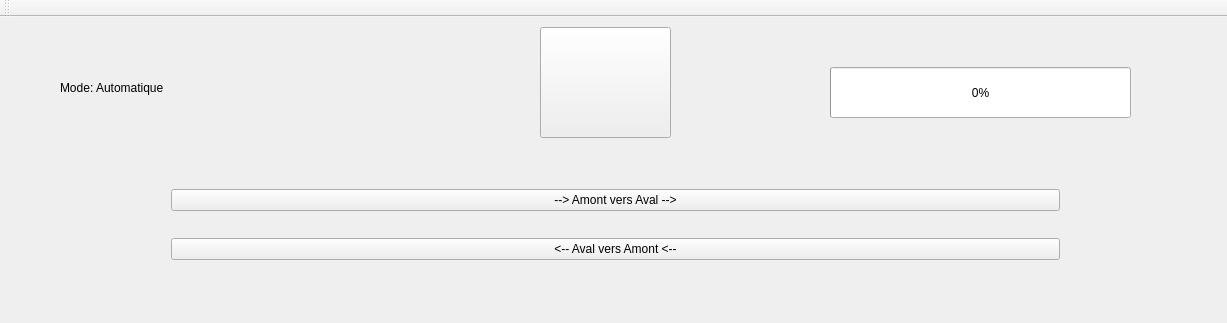
Qt form tp_note/mainwindow.ui (zatteo/ecluse) before a commit; both pictures show x 0 to 1227 and y 0 to 323 of the 1227 by 669 pixel window.
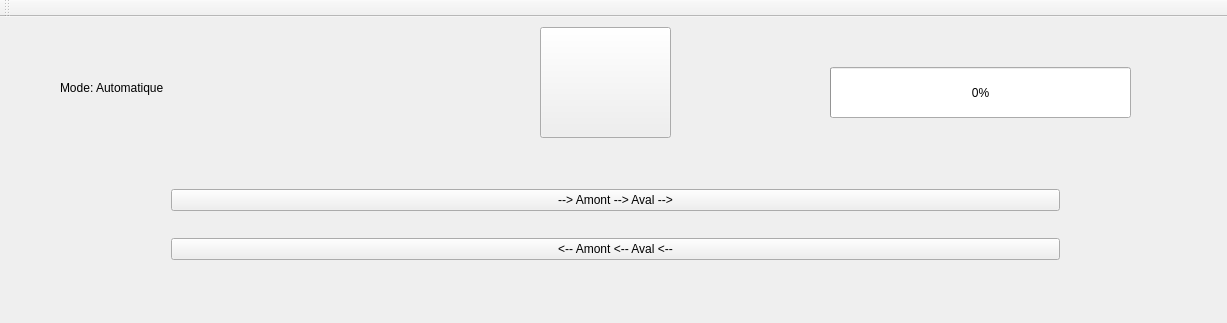
The same form after that commit. The open tabs and pages were chosen to show the change. Icons and pictures are not drawn.

```diff
--- a/tp_note/mainwindow.ui
+++ b/tp_note/mainwindow.ui
@@ -46,7 +46,7 @@
           <string notr="true">font: 30pt &quot;Ubuntu&quot;;</string>
          </property>
          <property name="text">
-          <string>--&gt; Amont vers Aval --&gt;</string>
+          <string>--&gt; Amont --&gt; Aval --&gt;</string>
          </property>
         </widget>
        </item>
@@ -56,7 +56,7 @@
           <string notr="true">font: 30pt &quot;Ubuntu&quot;;</string>
          </property>
          <property name="text">
-          <string>&lt;-- Aval vers Amont &lt;--</string>
+          <string>&lt;-- Amont &lt;-- Aval &lt;--</string>
          </property>
         </widget>
        </item>
@@ -67,7 +67,7 @@
        <rect>
         <x>60</x>
         <y>40</y>
-        <width>371</width>
+        <width>401</width>
         <height>41</height>
        </rect>
       </property>
```
Left out of the diff: 6 changed lines with no effect on the pictures.
